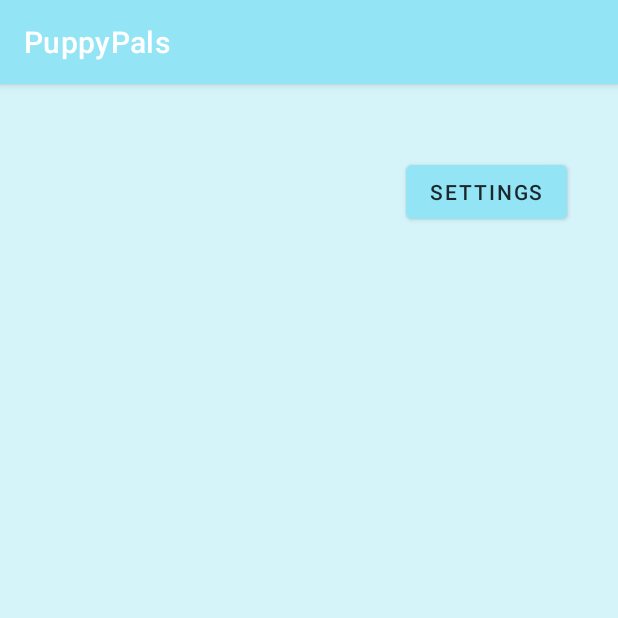
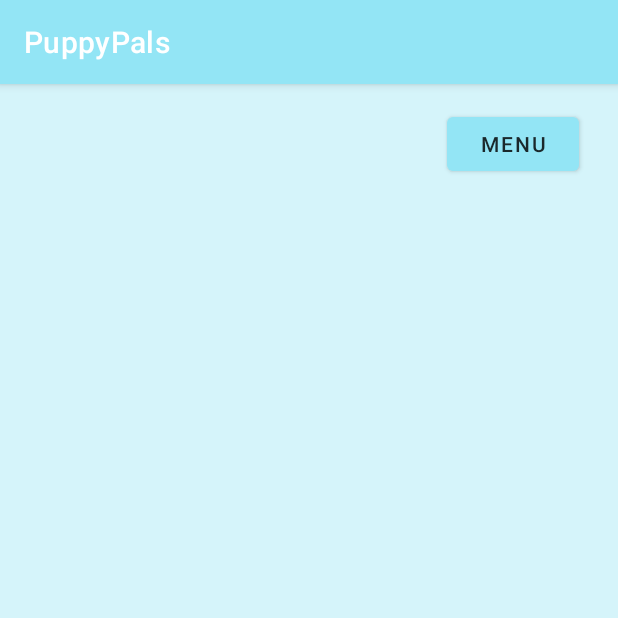
Before and after one commit to Team-MLDT/PuppyPals, an Android app: the screen it shows after launch (MainActivity), on a phone screen of 412 x 824 dp, the top half of it. Run offline under Robolectric (Android 15) with nearby library versions, the phone set to English and light mode, and no system bars.

Commit message:
dropdown menu items redirect to appropriate activities when clicked

```diff
--- a/app/src/main/res/layout/activity_main.xml
+++ b/app/src/main/res/layout/activity_main.xml
@@ -7,16 +7,15 @@
     tools:context=".Activities.MainActivity">
 
     <Button
-        android:onClick="showPopup"
         android:id="@+id/MainActivityDropdownButton"
         android:layout_width="wrap_content"
         android:layout_height="wrap_content"
-        android:layout_marginTop="29dp"
-        android:layout_marginBottom="654dp"
-        android:text="Settings"
-        app:layout_constraintBottom_toBottomOf="parent"
+        android:layout_marginStart="287dp"
+        android:layout_marginTop="16dp"
+        android:layout_marginEnd="16dp"
+        android:onClick="showPopup"
+        android:text="Menu"
         app:layout_constraintEnd_toEndOf="parent"
-        app:layout_constraintHorizontal_bias="0.889"
         app:layout_constraintStart_toStartOf="parent"
         app:layout_constraintTop_toTopOf="parent" />
 </androidx.constraintlayout.widget.ConstraintLayout>
--- a/app/src/main/res/menu/dropdown.xml
+++ b/app/src/main/res/menu/dropdown.xml
@@ -3,19 +3,19 @@
     xmlns:app="http://schemas.android.com/apk/res-auto">
 
     <item
-        android:id="@+id/item1"
+        android:id="@+id/mainActivityDropDownSignUp"
         android:title="Sign Up"
         />
     <item
-        android:id="@+id/item2"
+        android:id="@+id/mainActivityDropDownLogIn"
         android:title="Log In"
         />
     <item
-        android:id="@+id/item3"
+        android:id="@+id/mainActivityDropDownAbout"
         android:title="About"
         />
     <item
-        android:id="@+id/item4"
+        android:id="@+id/mainActivityDropDownLogOut"
         android:title="Log Out"
         />
 
```
Also changed, not shown: app/src/main/AndroidManifest.xml (+10 -10 lines), app/src/main/java/com/mldt/puppypals/Activities/MainActivity.java (+29 -13 lines).
